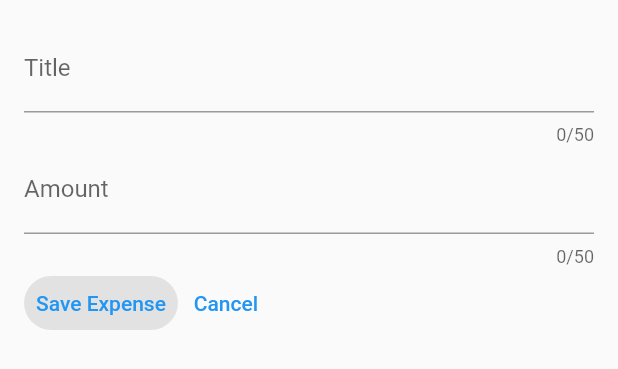
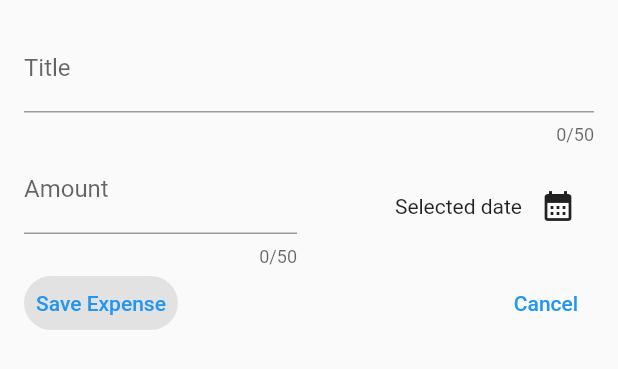
Before and after one commit to CongNQ-Dev/flutter-expense-tracker, a Flutter app: the NewExpense widget shown alone on an empty page, opened directly, on a phone screen of 412 x 824 dp. Shown: the top 369 px of the screen. Run offline on Flutter 3.47's test engine with Material 2 defaults, Android fonts, the phone set to English and light mode, and no system bars.

Commit message:
Showing a Date Picker

```diff
--- a/lib/widget/new_expense.dart
+++ b/lib/widget/new_expense.dart
@@ -10,6 +10,18 @@ class NewExpense extends StatefulWidget {
 class _NewExpenseState extends State<NewExpense> {
   final _titleController = TextEditingController();
   final _amountController = TextEditingController();
+  void _presentDatePicker() {
+    final now = DateTime.now();
+    final firstDate =
+        DateTime(now.year - 1, now.month - 1, now.day - 1, now.day);
+
+    showDatePicker(
+        context: context,
+        initialDate: now,
+        firstDate: firstDate,
+        lastDate: now);
+  }
+
   @override
   void dispose() {
     _titleController.dispose();
@@ -35,14 +47,34 @@ class _NewExpenseState extends State<NewExpense> {
             maxLength: 50,
             decoration: InputDecoration(label: Text("Title")),
           ),
-          TextField(
+          Row(children: [
+            Expanded(
+              child: TextField(
                 controller: _amountController,
                 keyboardType: TextInputType.number,
                 maxLength: 50,
                 decoration:
                     InputDecoration(prefixText: "\$", label: Text("Amount")),
               ),
+            ),
+            const SizedBox(
+              width: 16,
+            ),
+            Expanded(
+              child: Row(
+                mainAxisAlignment: MainAxisAlignment.end,
+                crossAxisAlignment: CrossAxisAlignment.center,
+                children: [
+                  Text("Selected date"),
+                  IconButton(
+                      onPressed: _presentDatePicker,
+                      icon: Icon(Icons.calendar_month))
+                ],
+              ),
+            )
+          ]),
           Row(
+            mainAxisAlignment: MainAxisAlignment.spaceBetween,
             children: [
               TextButton(
                   style: ButtonStyle(
@@ -59,8 +91,7 @@ class _NewExpenseState extends State<NewExpense> {
                   child: Text("Save Expense")),
               TextButton(
                   onPressed: () {
-                    print(_titleController.text);
-                    print(_amountController.text);
+                    Navigator.pop(context);
                   },
                   child: Text("Cancel")),
             ],
```
Lines whose indentation alone changed are shown as unchanged.
